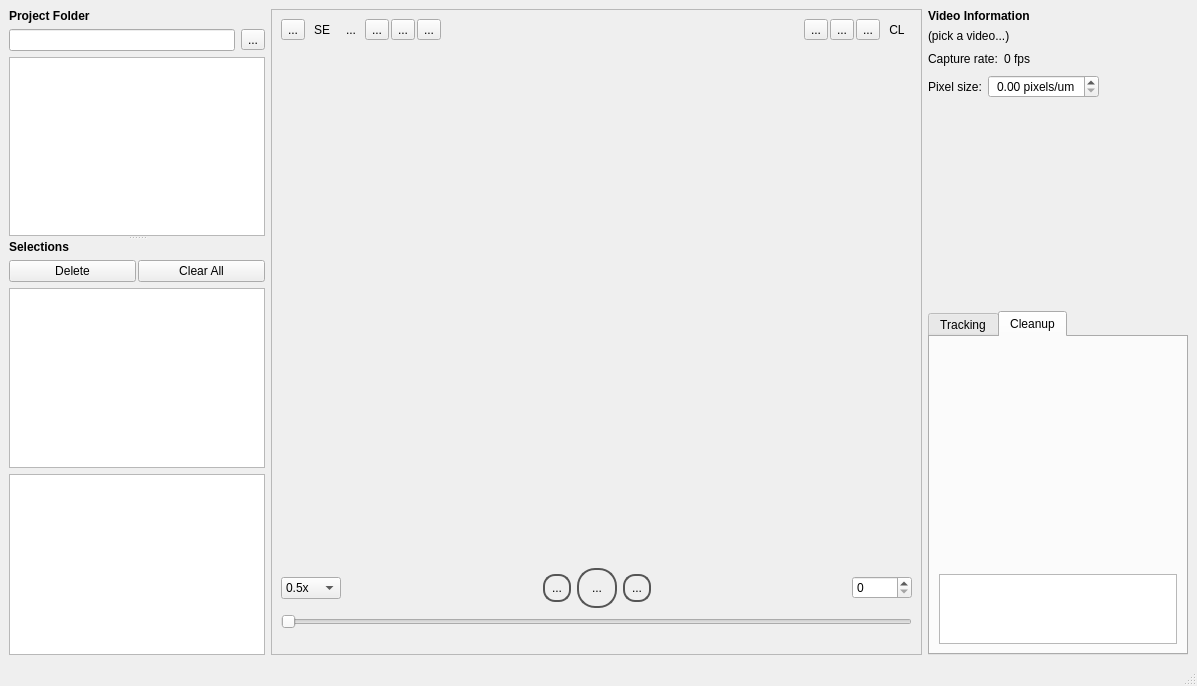
Qt form src/gui/mainwindow.ui (adwolfe/yawt) before a commit.
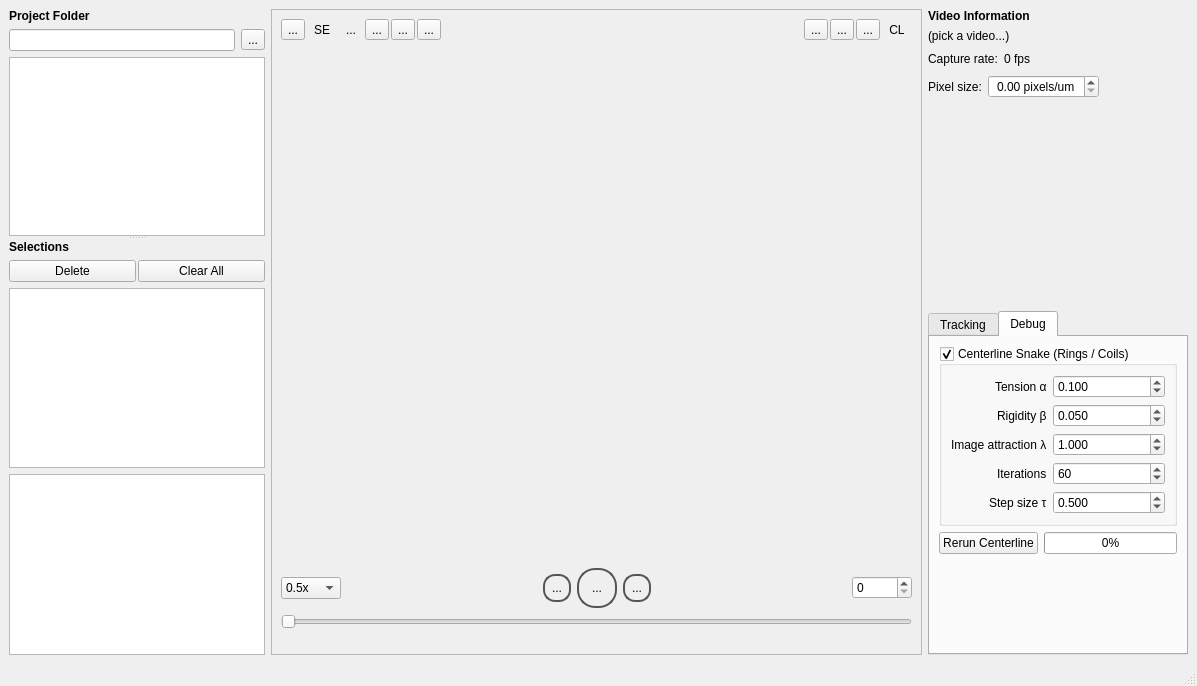
The same form after that commit. The open tabs and pages were chosen to show the change. Icons and pictures are not drawn. Custom widgets are drawn as their Qt base class.

Commit message: added debug panel

Diff of the .ui file:
```diff
--- a/src/gui/mainwindow.ui
+++ b/src/gui/mainwindow.ui
@@ -1168,50 +1168,182 @@
            </widget>
            <widget class="QWidget" name="cleanupTab">
             <attribute name="title">
-             <string>Cleanup</string>
+             <string>Debug</string>
             </attribute>
-            <layout class="QVBoxLayout" name="verticalLayout_4" stretch="10,2">
+            <layout class="QVBoxLayout" name="debugTabLayout">
              <item>
-              <layout class="QHBoxLayout" name="horizontalLayout_12">
-               <property name="leftMargin">
-                <number>20</number>
+              <widget class="QGroupBox" name="snakeDebugGroup">
+               <property name="title">
+                <string>Centerline Snake (Rings / Coils)</string>
                </property>
-               <property name="rightMargin">
-                <number>20</number>
+               <property name="checkable">
+                <bool>true</bool>
                </property>
+               <property name="checked">
+                <bool>true</bool>
+               </property>
+               <layout class="QFormLayout" name="snakeFormLayout">
+                <property name="labelAlignment">
+                 <set>Qt::AlignmentFlag::AlignRight|Qt::AlignmentFlag::AlignVCenter</set>
+                </property>
+                <item row="0" column="0">
+                 <widget class="QLabel" name="labelAlpha">
+                  <property name="text"><string>Tension α</string></property>
+                  <property name="toolTip"><string>Resists stretching; smooths point spacing along the curve.</string></property>
+                 </widget>
+                </item>
+                <item row="0" column="1">
+                 <widget class="QDoubleSpinBox" name="snakeAlphaSpin">
+                  <property name="toolTip"><string>Resists stretching; smooths point spacing along the curve.</string></property>
+                  <property name="minimum"><double>0.000000</double></property>
+                  <property name="maximum"><double>5.000000</double></property>
+                  <property name="singleStep"><double>0.050000</double></property>
+                  <property name="decimals"><number>3</number></property>
+                  <property name="value"><double>0.100000</double></property>
+                 </widget>
+                </item>
+                <item row="1" column="0">
+                 <widget class="QLabel" name="labelBeta">
+                  <property name="text"><string>Rigidity β</string></property>
+                  <property name="toolTip"><string>Resists bending / kinking.</string></property>
+                 </widget>
+                </item>
+                <item row="1" column="1">
+                 <widget class="QDoubleSpinBox" name="snakeBetaSpin">
+                  <property name="toolTip"><string>Resists bending / kinking.</string></property>
+                  <property name="minimum"><double>0.000000</double></property>
+                  <property name="maximum"><double>5.000000</double></property>
+                  <property name="singleStep"><double>0.050000</double></property>
+                  <property name="decimals"><number>3</number></property>
+                  <property name="value"><double>0.050000</double></property>
+                 </widget>
+                </item>
+                <item row="2" column="0">
+                 <widget class="QLabel" name="labelLambda">
+                  <property name="text"><string>Image attraction λ</string></property>
+                  <property name="toolTip"><string>Pulls the curve toward the medial axis (ridge of the distance transform).</string></property>
+                 </widget>
+                </item>
+                <item row="2" column="1">
+                 <widget class="QDoubleSpinBox" name="snakeLambdaSpin">
+                  <property name="toolTip"><string>Pulls the curve toward the medial axis (ridge of the distance transform).</string></property>
+                  <property name="minimum"><double>0.000000</double></property>
+                  <property name="maximum"><double>10.000000</double></property>
+                  <property name="singleStep"><double>0.100000</double></property>
+                  <property name="decimals"><number>3</number></property>
+                  <property name="value"><double>1.000000</double></property>
+                 </widget>
+                </item>
+                <item row="3" column="0">
+                 <widget class="QLabel" name="labelIters">
+                  <property name="text"><string>Iterations</string></property>
+                  <property name="toolTip"><string>Number of explicit-Euler update steps per frame.</string></property>
+                 </widget>
+                </item>
+                <item row="3" column="1">
+                 <widget class="QSpinBox" name="snakeItersSpin">
+                  <property name="toolTip"><string>Number of explicit-Euler update steps per frame.</string></property>
+                  <property name="minimum"><number>5</number></property>
+                  <property name="maximum"><number>500</number></property>
+                  <property name="value"><number>60</number></property>
+                 </widget>
+                </item>
+                <item row="4" column="0">
+                 <widget class="QLabel" name="labelStep">
+                  <property name="text"><string>Step size τ</string></property>
+                  <property name="toolTip"><string>Per-iteration step size. Reduce if snake oscillates; increase for faster convergence.</string></property>
+                 </widget>
+                </item>
+                <item row="4" column="1">
+                 <widget class="QDoubleSpinBox" name="snakeStepSpin">
+                  <property name="toolTip"><string>Per-iteration step size. Reduce if snake oscillates; increase for faster convergence.</string></property>
+                  <property name="minimum"><double>0.010000</double></property>
+                  <property name="maximum"><double>2.000000</double></property>
+                  <property name="singleStep"><double>0.050000</double></property>
+                  <property name="decimals"><number>3</number></property>
+                  <property name="value"><double>0.500000</double></property>
+                 </widget>
+                </item>
+               </layout>
+              </widget>
+             </item>
+             <item>
+              <layout class="QHBoxLayout" name="rerunButtonLayout">
                <item>
-                <widget class="MiniLoader" name="mlon2" native="true"/>
+                <widget class="QPushButton" name="rerunCenterlineButton">
+                 <property name="text"><string>Rerun Centerline</string></property>
+                 <property name="toolTip"><string>Rerun the post-tracking centerline computation with the current snake parameters. Updates all frames in storage; the viewer will refresh immediately.</string></property>
+                </widget>
                </item>
                <item>
-                <widget class="MiniLoader" name="mlon1" native="true"/>
-               </item>
-               <item>
-                <widget class="MiniLoader" name="miniLoaderOverlay" native="true">
-                 <property name="minimumSize">
-                  <size>
-                   <width>100</width>
-                   <height>100</height>
-                  </size>
-                 </property>
+                <widget class="QProgressBar" name="centerlineDebugProgressBar">
+                 <property name="value"><number>0</number></property>
+                 <property name="visible"><bool>false</bool></property>
                 </widget>
                </item>
-               <item>
-                <widget class="MiniLoader" name="mlop1" native="true"/>
-               </item>
-               <item>
-                <widget class="MiniLoader" name="mlop2" native="true"/>
-               </item>
               </layout>
              </item>
              <item>
-              <layout class="QHBoxLayout" name="horizontalLayout_14">
-               <property name="topMargin">
-                <number>0</number>
+              <widget class="QLabel" name="centerlineDebugStatusLabel">
+               <property name="text"><string></string></property>
+               <property name="wordWrap"><bool>true</bool></property>
+              </widget>
+             </item>
+             <item>
+              <spacer name="debugTabSpacer">
+               <property name="orientation">
+                <enum>Qt::Orientation::Vertical</enum>
                </property>
-               <item>
-                <widget class="QTableView" name="mergeSplitTableView"/>
-               </item>
-              </layout>
+               <property name="sizeType">
+                <enum>QSizePolicy::Policy::Expanding</enum>
+               </property>
+               <property name="sizeHint" stdset="0">
+                <size>
+                 <width>20</width>
+                 <height>40</height>
+                </size>
+               </property>
+              </spacer>
+             </item>
+             <item>
+              <!-- Legacy widgets kept here so existing mainwindow.cpp code compiles unchanged.
+                   This container has zero height and is never shown. -->
+              <widget class="QWidget" name="legacyCleanupContainer">
+               <property name="visible">
+                <bool>false</bool>
+               </property>
+               <property name="maximumSize">
+                <size>
+                 <width>16777215</width>
+                 <height>0</height>
+                </size>
+               </property>
+               <layout class="QVBoxLayout" name="legacyCleanupLayout">
+                <item>
+                 <layout class="QHBoxLayout" name="horizontalLayout_12">
+                  <property name="leftMargin"><number>20</number></property>
+                  <property name="rightMargin"><number>20</number></property>
+                  <item><widget class="MiniLoader" name="mlon2" native="true"/></item>
+                  <item><widget class="MiniLoader" name="mlon1" native="true"/></item>
+                  <item>
+                   <widget class="MiniLoader" name="miniLoaderOverlay" native="true">
+                    <property name="minimumSize">
+                     <size><width>100</width><height>100</height></size>
+                    </property>
+                   </widget>
+                  </item>
+                  <item><widget class="MiniLoader" name="mlop1" native="true"/></item>
+                  <item><widget class="MiniLoader" name="mlop2" native="true"/></item>
+                 </layout>
+                </item>
+                <item>
+                 <layout class="QHBoxLayout" name="horizontalLayout_14">
+                  <property name="topMargin"><number>0</number></property>
+                  <item><widget class="QTableView" name="mergeSplitTableView"/></item>
+                 </layout>
+                </item>
+               </layout>
+              </widget>
              </item>
             </layout>
            </widget>
```
The commit also changes 6 other files.
